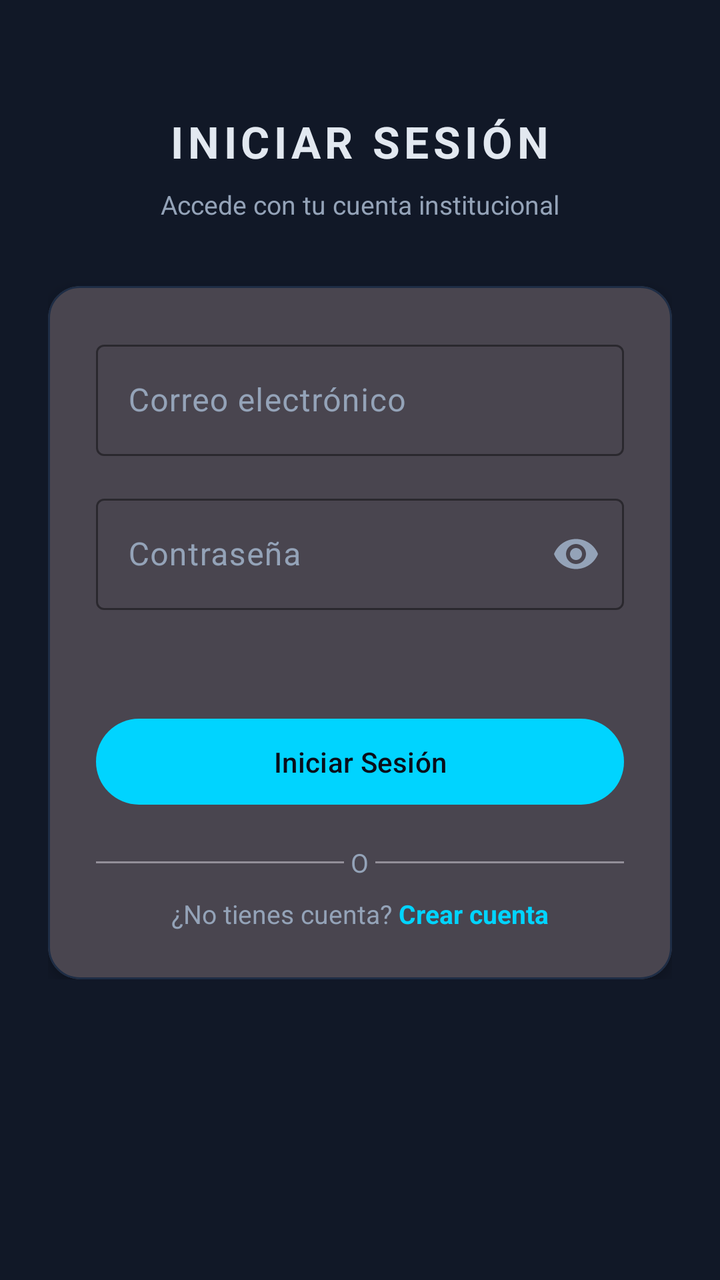
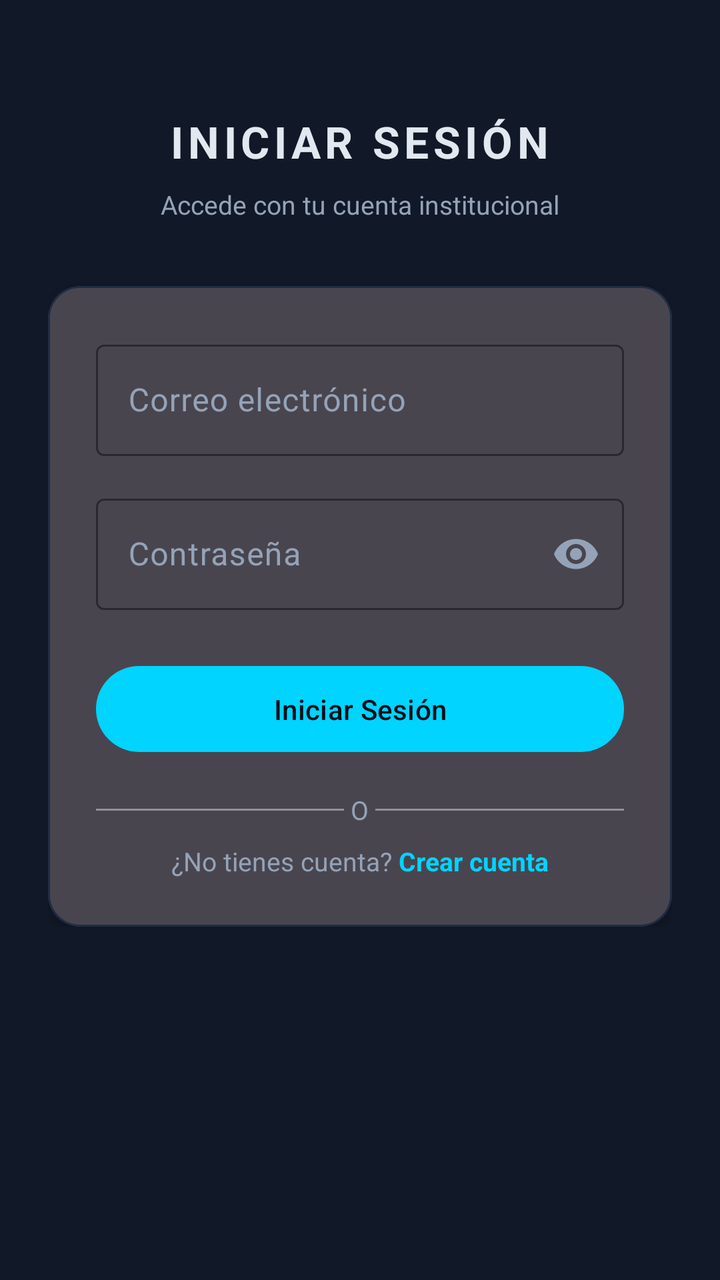

An Android layout rendered at two revisions. The XML below is the earlier revision; the diff shows what the commit changed to produce the second picture.
<!-- AndroidManifest.xml: application theme Theme.AsistenciaQR.Dark -->
<!-- res/layout/fragment_login.xml -->
<?xml version="1.0" encoding="utf-8"?>
<ScrollView
    xmlns:android="http://schemas.android.com/apk/res/android"
    xmlns:app="http://schemas.android.com/apk/res-auto"
    android:layout_width="match_parent"
    android:layout_height="match_parent"
    android:background="?attr/colorSurface">

    <LinearLayout
        android:layout_width="match_parent"
        android:layout_height="wrap_content"
        android:orientation="vertical"
        android:padding="24dp"
        android:gravity="center_horizontal">

        
        <TextView
            android:layout_width="wrap_content"
            android:layout_height="wrap_content"
            android:text="INICIAR SESIÓN"
            android:textColor="?attr/colorOnSurface"
            android:textSize="22sp"
            android:textStyle="bold"
            android:letterSpacing="0.1"
            android:layout_marginTop="32dp"
            android:layout_marginBottom="8dp" />

        <TextView
            android:layout_width="wrap_content"
            android:layout_height="wrap_content"
            android:text="Accede con tu cuenta institucional"
            android:textColor="?attr/colorOnSurfaceVariant"
            android:textSize="13sp"
            android:layout_marginBottom="32dp" />

        
        <com.google.android.material.card.MaterialCardView
            android:layout_width="match_parent"
            android:layout_height="wrap_content"
            app:cardBackgroundColor="?attr/colorSurfaceVariant"
            app:cardCornerRadius="16dp"
            app:cardElevation="4dp"
            app:strokeColor="@color/dark_border"
            app:strokeWidth="1dp">

            <LinearLayout
                android:layout_width="match_parent"
                android:layout_height="wrap_content"
                android:orientation="vertical"
                android:padding="24dp">

                
                <com.google.android.material.textfield.TextInputLayout
                    android:id="@+id/til_email"
                    style="@style/Widget.Material3.TextInputLayout.OutlinedBox"
                    android:layout_width="match_parent"
                    android:layout_height="wrap_content"
                    android:hint="Correo electrónico"
                    android:layout_marginBottom="16dp"
                    app:boxStrokeColor="?attr/colorPrimary"
                    app:hintTextColor="?attr/colorOnSurfaceVariant">
                    <com.google.android.material.textfield.TextInputEditText
                        android:id="@+id/et_email"
                        android:layout_width="match_parent"
                        android:layout_height="wrap_content"
                        android:inputType="textEmailAddress"
                        android:textColor="?attr/colorOnSurface" />
                </com.google.android.material.textfield.TextInputLayout>

                
                <com.google.android.material.textfield.TextInputLayout
                    android:id="@+id/til_contrasena"
                    style="@style/Widget.Material3.TextInputLayout.OutlinedBox"
                    android:layout_width="match_parent"
                    android:layout_height="wrap_content"
                    android:hint="Contraseña"
                    android:layout_marginBottom="24dp"
                    app:endIconMode="password_toggle"
                    app:boxStrokeColor="?attr/colorPrimary"
                    app:hintTextColor="?attr/colorOnSurfaceVariant">
                    <com.google.android.material.textfield.TextInputEditText
                        android:id="@+id/et_contrasena"
                        android:layout_width="match_parent"
                        android:layout_height="wrap_content"
                        android:inputType="textPassword"
                        android:imeOptions="actionDone"
                        android:singleLine="true"
                        android:textColor="?attr/colorOnSurface" />
                </com.google.android.material.textfield.TextInputLayout>

                
                <TextView
                    android:layout_width="wrap_content"
                    android:layout_height="wrap_content"
                    android:text=" "
                    android:textColor="?attr/colorOnSurfaceVariant"
                    android:textSize="12sp"
                    android:letterSpacing="0.05"
                    android:layout_marginBottom="10dp" />

                
                <com.google.android.material.button.MaterialButton
                    android:id="@+id/btn_login"
                    android:layout_width="match_parent"
                    android:layout_height="wrap_content"
                    android:text="Iniciar Sesión"
                    android:paddingTop="12dp"
                    android:paddingBottom="12dp"
                    app:backgroundTint="?attr/colorPrimary"
                    android:textColor="?attr/colorOnPrimary" />

                
                <ProgressBar
                    android:id="@+id/progress_bar"
                    android:layout_width="wrap_content"
                    android:layout_height="wrap_content"
                    android:layout_gravity="center_horizontal"
                    android:layout_marginTop="12dp"
                    android:visibility="gone" />

                
                <LinearLayout
                    android:layout_width="match_parent"
                    android:layout_height="wrap_content"
                    android:orientation="horizontal"
                    android:gravity="center_vertical"
                    android:layout_marginTop="16dp"
                    android:layout_marginBottom="8dp">
                    <View android:layout_width="0dp" android:layout_height="1dp"
                        android:layout_weight="1" android:background="?attr/colorOutline"/>
                    <TextView android:layout_width="wrap_content" android:layout_height="wrap_content"
                        android:text=" O " android:textColor="?attr/colorOnSurfaceVariant"
                        android:textSize="13sp"/>
                    <View android:layout_width="0dp" android:layout_height="1dp"
                        android:layout_weight="1" android:background="?attr/colorOutline"/>
                </LinearLayout>

                
                <LinearLayout
                    android:layout_width="match_parent"
                    android:layout_height="wrap_content"
                    android:orientation="horizontal"
                    android:gravity="center">
                    <TextView
                        android:layout_width="wrap_content"
                        android:layout_height="wrap_content"
                        android:text="¿No tienes cuenta? "
                        android:textColor="?attr/colorOnSurfaceVariant"
                        android:textSize="13sp" />
                    <TextView
                        android:id="@+id/tv_crear_cuenta"
                        android:layout_width="wrap_content"
                        android:layout_height="wrap_content"
                        android:text="Crear cuenta"
                        android:textColor="?attr/colorPrimary"
                        android:textSize="13sp"
                        android:textStyle="bold" />
                </LinearLayout>

            </LinearLayout>
        </com.google.android.material.card.MaterialCardView>

    </LinearLayout>
</ScrollView>
<!-- resources referenced by this layout -->
<resources>
  <color name="dark_border">#1E2D45</color>
  <style name="Theme.AsistenciaQR.Dark" parent="Theme.Material3.Dark.NoActionBar">
          <item name="colorPrimary">@color/cyan</item>
          <item name="colorOnPrimary">@color/dark_bg</item>
          <item name="colorSecondary">@color/purple</item>
          <item name="colorTertiary">@color/green</item>
          <item name="colorSurface">@color/dark_surface</item>
          <item name="colorOnSurface">@color/text_primary_dark</item>
          <item name="colorOnSurfaceVariant">@color/text_secondary_dark</item>
          <item name="colorError">@color/red</item>
          <item name="android:windowBackground">@color/dark_bg</item>
          <item name="android:statusBarColor">@color/dark_bg</item>
          <item name="android:navigationBarColor">@color/dark_surface</item>
      </style>
  <color name="cyan">#00D4FF</color>
  <color name="dark_bg">#0A0E1A</color>
  <color name="purple">#7C3AED</color>
  <color name="green">#10B981</color>
  <color name="dark_surface">#111827</color>
  <color name="text_primary_dark">#E2E8F0</color>
  <color name="text_secondary_dark">#94A3B8</color>
  <color name="red">#EF4444</color>
</resources>

<!-- the commit's change to res/layout/fragment_login.xml (unified diff, before → after) -->
@@ -89,16 +89,6 @@
                 </com.google.android.material.textfield.TextInputLayout>
 
                 
-                <TextView
-                    android:layout_width="wrap_content"
-                    android:layout_height="wrap_content"
-                    android:text=" "
-                    android:textColor="?attr/colorOnSurfaceVariant"
-                    android:textSize="12sp"
-                    android:letterSpacing="0.05"
-                    android:layout_marginBottom="10dp" />
-
-                
                 <com.google.android.material.button.MaterialButton
                     android:id="@+id/btn_login"
                     android:layout_width="match_parent"
